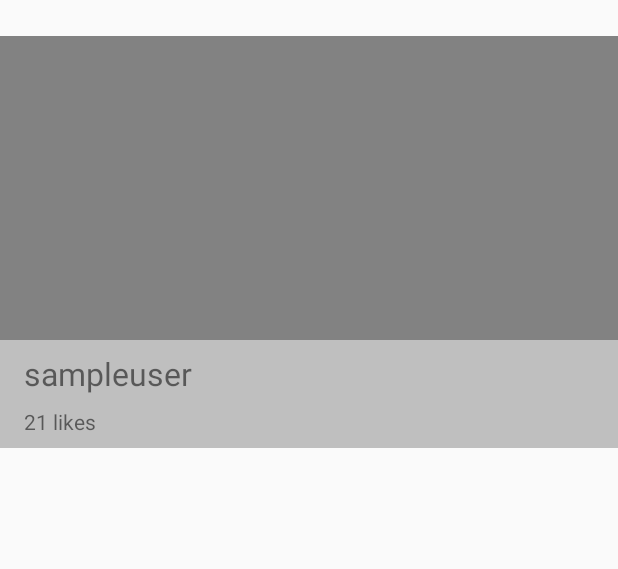
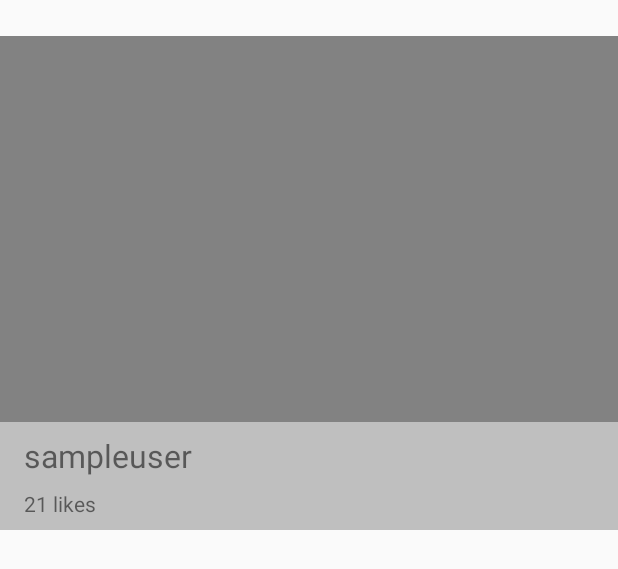
Before and after one commit to cutiko/Unsplash, an Android app: the layout list_item_unsplash.xml on its own in the app's theme, with its tools: preview values and no code run, on a phone screen of 412 x 824 dp. Shown: the top 569 px of the screen. Run offline under Robolectric (Android 15) with nearby library versions, the phone set to English and light mode, and no system bars; network calls fail.

Commit message:
ADD: bigger photos

```diff
--- a/photolist/src/main/res/layout/list_item_unsplash.xml
+++ b/photolist/src/main/res/layout/list_item_unsplash.xml
@@ -9,13 +9,14 @@
     android:layout_marginBottom="@dimen/unsplash_rv_margin">
 
     <ImageView
-        android:scaleType="centerCrop"
         android:id="@+id/unsplashIv"
         android:layout_width="0dp"
         android:layout_height="0dp"
-        app:layout_constraintDimensionRatio="3:2"
+        android:scaleType="centerCrop"
+        app:layout_constraintDimensionRatio="10:8"
         app:layout_constraintEnd_toEndOf="parent"
-        app:layout_constraintStart_toStartOf="parent" />
+        app:layout_constraintStart_toStartOf="parent"
+        app:layout_constraintTop_toTopOf="parent" />
 
     <View
         android:background="@color/blackOverlay"
```
